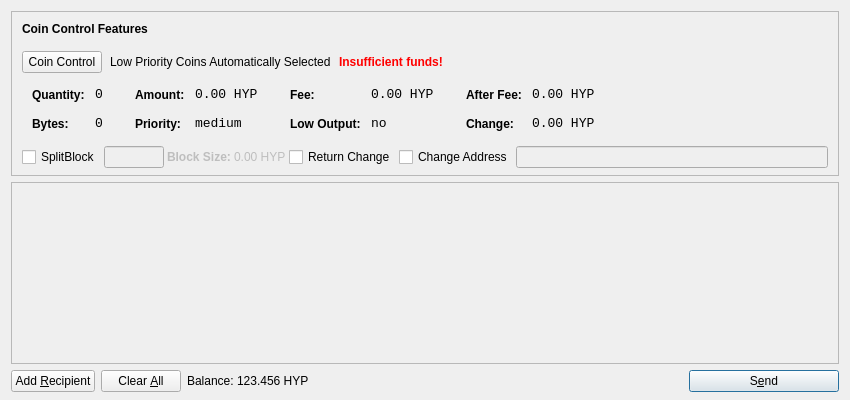
Qt form src/qt/forms/sendcoinsdialog.ui (scificrypto/HyperStake) before a commit.
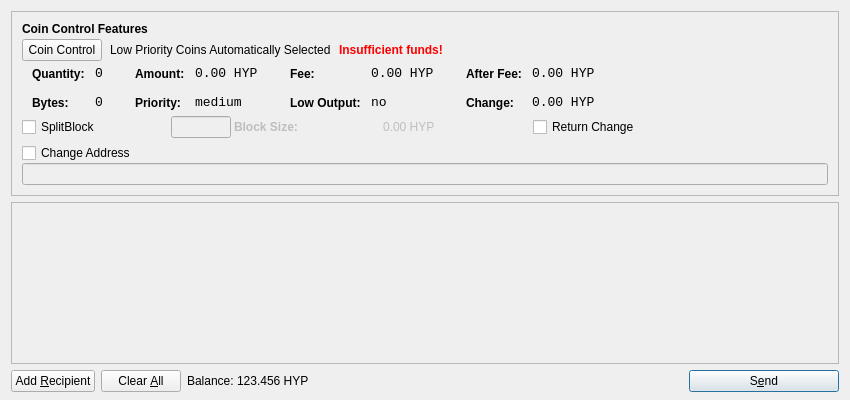
The same form after that commit. Icons and pictures are not drawn.

Commit message: Send / Overview UI fixes

Patch:
```diff
--- a/src/qt/forms/sendcoinsdialog.ui
+++ b/src/qt/forms/sendcoinsdialog.ui
@@ -51,10 +51,10 @@
        <number>0</number>
       </property>
       <property name="bottomMargin">
-       <number>6</number>
+       <number>0</number>
       </property>
       <item>
-       <layout class="QVBoxLayout" name="verticalLayoutCoinControl" stretch="0,0,0,0,1">
+       <layout class="QVBoxLayout" name="verticalLayoutCoinControl" stretch="0,0,0,0,0,0,1">
         <property name="spacing">
          <number>0</number>
         </property>
@@ -64,10 +64,16 @@
         <property name="topMargin">
          <number>10</number>
         </property>
+        <property name="rightMargin">
+         <number>10</number>
+        </property>
+        <property name="bottomMargin">
+         <number>9</number>
+        </property>
         <item>
          <layout class="QHBoxLayout" name="horizontalLayoutCoinControl1">
           <property name="bottomMargin">
-           <number>15</number>
+           <number>3</number>
           </property>
           <item>
            <widget class="QLabel" name="labelCoinControlFeatures">
@@ -99,7 +105,7 @@
            <number>8</number>
           </property>
           <property name="bottomMargin">
-           <number>10</number>
+           <number>1</number>
           </property>
           <item>
            <widget class="QPushButton" name="pushButtonCoinControl">
@@ -194,7 +200,7 @@
               <number>0</number>
              </property>
              <property name="bottomMargin">
-              <number>10</number>
+              <number>1</number>
              </property>
              <item>
               <layout class="QFormLayout" name="formLayoutCoinControl1">
@@ -552,7 +558,7 @@
          </widget>
         </item>
         <item>
-         <layout class="QHBoxLayout" name="horizontalLayoutCoinControl4" stretch="0,0,0,0,0,0,0,0">
+         <layout class="QHBoxLayout" name="horizontalLayoutCoinControl4" stretch="0,0,0,0,0,0">
           <property name="spacing">
            <number>3</number>
           </property>
@@ -565,6 +571,9 @@
           <property name="rightMargin">
            <number>0</number>
           </property>
+          <property name="bottomMargin">
+           <number>5</number>
+          </property>
           <item>
            <widget class="QCheckBox" name="splitBlockCheckBox">
             <property name="text">
@@ -624,26 +633,6 @@
             </property>
            </widget>
           </item>
-          <item>
-           <widget class="QCheckBox" name="checkBoxCoinControlChange">
-            <property name="text">
-             <string>Change Address</string>
-            </property>
-           </widget>
-          </item>
-          <item>
-           <widget class="QLineEdit" name="lineEditCoinControlChange">
-            <property name="enabled">
-             <bool>false</bool>
-            </property>
-            <property name="sizePolicy">
-             <sizepolicy hsizetype="Expanding" vsizetype="Fixed">
-              <horstretch>0</horstretch>
-              <verstretch>0</verstretch>
-             </sizepolicy>
-            </property>
-           </widget>
-          </item>
           <item>
            <widget class="QLabel" name="labelCoinControlChangeLabel">
             <property name="sizePolicy">
@@ -668,6 +657,26 @@
           </item>
          </layout>
         </item>
+        <item>
+         <widget class="QCheckBox" name="checkBoxCoinControlChange">
+          <property name="text">
+           <string>Change Address</string>
+          </property>
+         </widget>
+        </item>
+        <item>
+         <widget class="QLineEdit" name="lineEditCoinControlChange">
+          <property name="enabled">
+           <bool>false</bool>
+          </property>
+          <property name="sizePolicy">
+           <sizepolicy hsizetype="Expanding" vsizetype="Fixed">
+            <horstretch>0</horstretch>
+            <verstretch>0</verstretch>
+           </sizepolicy>
+          </property>
+         </widget>
+        </item>
         <item>
          <spacer name="verticalSpacerCoinControl">
           <property name="orientation">
@@ -697,7 +706,7 @@
         <x>0</x>
         <y>0</y>
         <width>830</width>
-        <height>156</height>
+        <height>132</height>
        </rect>
       </property>
       <layout class="QVBoxLayout" name="verticalLayout_2">
```
The commit also changes 2 other files.
